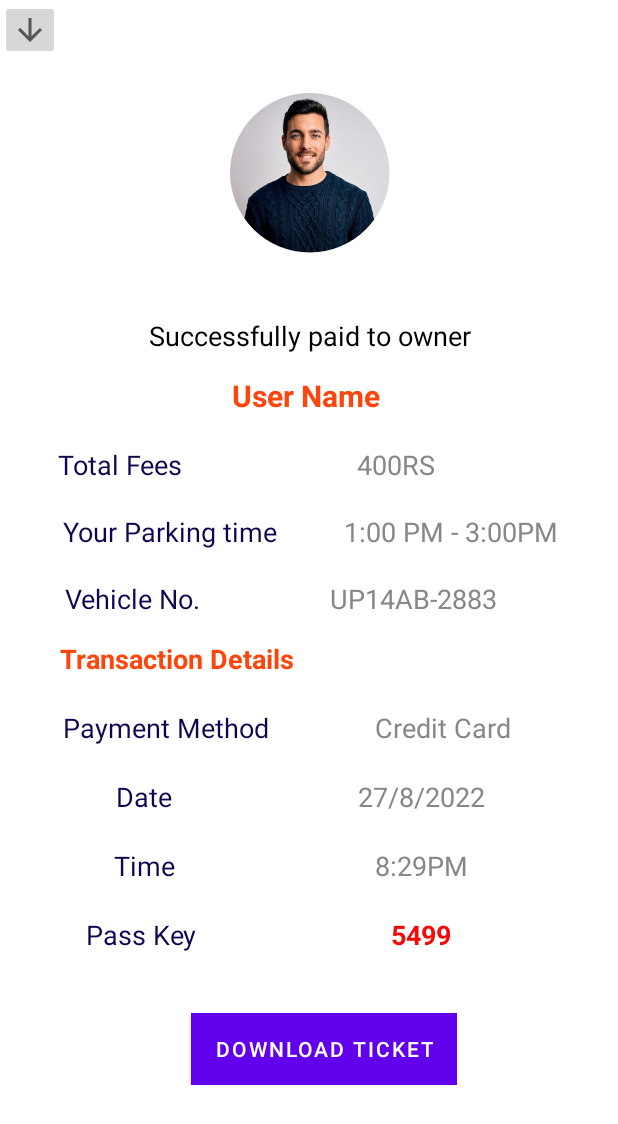
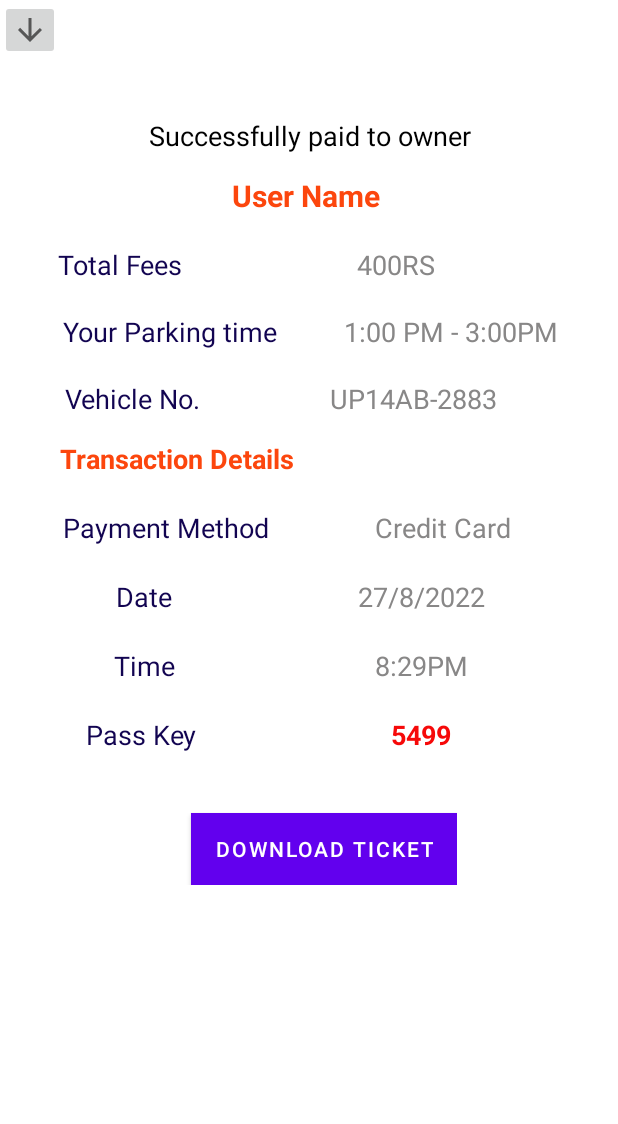
Before and after one commit to chandradeepkumar16/Pay2Park, an Android app: the layout activity_ticket_generation.xml on its own in the app's theme, with its tools: preview values and no code run, on a phone screen of 412 x 824 dp. Shown: the top 1124 px of the screen. Run offline under Robolectric (Android 15) with nearby library versions, the phone set to English and light mode, and no system bars.

Commit message:
UX enhanced

```diff
--- a/app/src/main/AndroidManifest.xml
+++ b/app/src/main/AndroidManifest.xml
@@ -49,7 +49,8 @@
         <activity android:name=".Activities.DateSetActivity" />
         <activity android:name=".Activities.UserDetailsActivity" />
         <activity android:name=".Activities.MainActivity" />
-        <activity android:name=".Activities.LogInActivity">
+        <activity android:name=".Activities.LogInActivity"
+            android:exported="true">
             <intent-filter>
                 <action android:name="android.intent.action.MAIN" />
 
--- a/app/src/main/java/com/example/pay2park/Activities/LogInActivity.java
+++ b/app/src/main/java/com/example/pay2park/Activities/LogInActivity.java
@@ -56,7 +56,7 @@ public class LogInActivity extends AppCompatActivity implements View.OnClickList
         progressBar.setVisibility(View.INVISIBLE);
 
         if(mAuth.getCurrentUser()!=null){
-            startActivity(new Intent(LogInActivity.this , EnterMobileNumber.class));
+            startActivity(new Intent(LogInActivity.this , UserAdminSelection.class));
         }
 
 
--- a/app/src/main/res/layout/activity_ticket_generation.xml
+++ b/app/src/main/res/layout/activity_ticket_generation.xml
@@ -19,18 +19,18 @@
     />
 
 
-    <ImageView
-        android:id="@+id/imageView3"
-        android:layout_width="wrap_content"
-        android:layout_height="wrap_content"
-        android:layout_marginStart="147dp"
-        android:layout_marginTop="16dp"
-        android:layout_marginEnd="147dp"
-        app:layout_constraintEnd_toEndOf="parent"
-        app:layout_constraintStart_toStartOf="parent"
-        app:layout_constraintTop_toBottomOf="@+id/textView2"
-        app:srcCompat="@drawable/profile"
-        tools:ignore="MissingConstraints" />
+<!--    <ImageView-->
+<!--        android:id="@+id/imageView3"-->
+<!--        android:layout_width="wrap_content"-->
+<!--        android:layout_height="wrap_content"-->
+<!--        android:layout_marginStart="147dp"-->
+<!--        android:layout_marginTop="16dp"-->
+<!--        android:layout_marginEnd="147dp"-->
+<!--        app:layout_constraintEnd_toEndOf="parent"-->
+<!--        app:layout_constraintStart_toStartOf="parent"-->
+<!--        app:layout_constraintTop_toBottomOf="@+id/textView2"-->
+<!--        app:srcCompat="@drawable/profile"-->
+<!--        tools:ignore="MissingConstraints" />-->
 
     <TextView
         android:id="@+id/id_soc"
```
Also changed, not shown: app/src/main/java/com/example/pay2park/Activities/DateSetActivity.java (+73 -11 lines), app/src/main/java/com/example/pay2park/Activities/PayNowActivity.java (+15 -0 lines), app/src/main/java/com/example/pay2park/Activities/UserDetailsActivity.java (+14 -0 lines), app/src/main/res/layout/activity_date_set.xml (+10 -1 lines), app/src/main/res/layout/activity_get_started.xml (+7 -6 lines).
